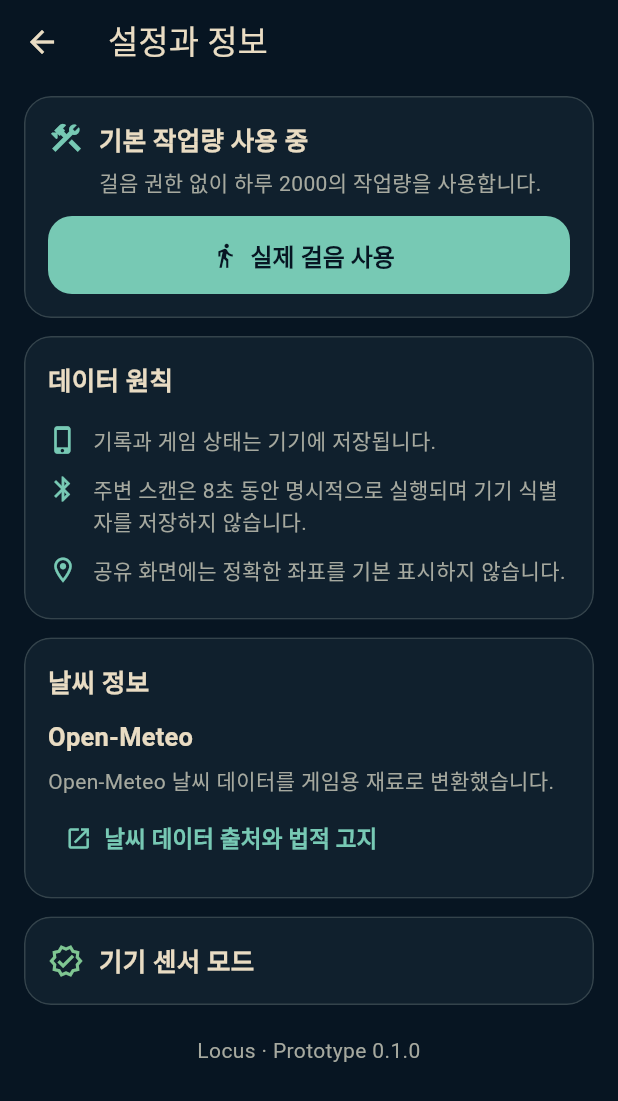
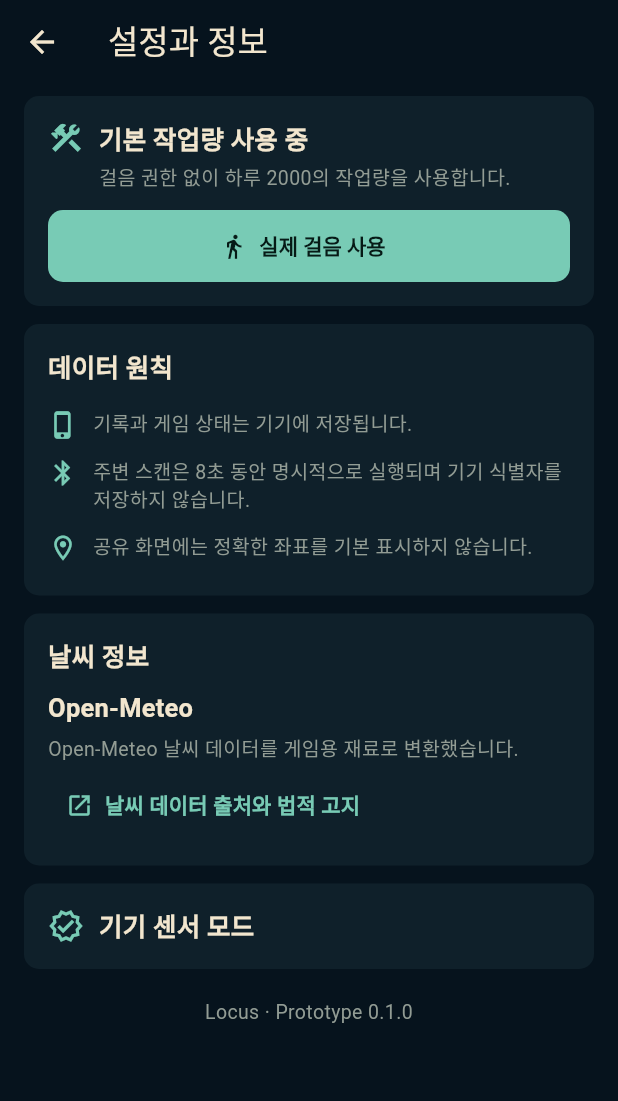
Before and after one commit to eiranotes/Locus, a Flutter app: the SettingsScreen screen opened directly with empty values, after a tap on "실제 걸음 사용", on a phone screen of 412 x 824 dp. Shown: the top 1101 px of the screen. Run offline on Flutter 3.47's test engine with Material 3 defaults, Android fonts, the phone set to English and light mode, and no system bars; our stand-ins replace geolocator, permission_handler, sqflite; missing offline and left inert: flame; accounts and stored records are empty.

Commit message:
feat(ui): establish night cabinet design system
What changed: introduced semantic Night Cabinet color, spacing, and radius tokens; removed the default outlined-card treatment; aligned native launch chrome; and moved collection from the oversized center navigation control into the home scene.\n\nWhy: the previous universal 18px outlined-card grammar and overloaded mint accent made the game read like a dark dashboard instead of a quiet playable shelf.\n\nVerification: ./tool/validate.sh (analyze clean, 61 tests passed).\n\nDocumentation: updated decisions, project status, tasks, changelog, and platform setup.\n\nKnown limitations: capture, crafting, placement, inventory, codex, and settings still need screen-specific container composition in the next commits.

```diff
--- a/lib/src/app/theme.dart
+++ b/lib/src/app/theme.dart
@@ -1,31 +1,71 @@
 import 'package:flutter/material.dart';
 
 abstract final class PixelPalette {
-  static const Color background = Color(0xFF071522);
-  static const Color surface = Color(0xFF10202D);
-  static const Color surfaceRaised = Color(0xFF172A36);
-  static const Color line = Color(0xFF34434B);
-  static const Color cream = Color(0xFFE9DCC3);
-  static const Color muted = Color(0xFFA6A99F);
-  static const Color mint = Color(0xFF77C9B4);
-  static const Color amber = Color(0xFFD6A657);
-  static const Color blue = Color(0xFF72AEDD);
-  static const Color violet = Color(0xFF9B7AD1);
-  static const Color danger = Color(0xFFE57C5C);
-  static const Color success = Color(0xFF7FC692);
+  // Night Cabinet: the shell stays quiet so the authored diorama art carries
+  // the product identity. Legacy names remain as semantic aliases while the
+  // UI migrates screen by screen.
+  static const Color canvas = Color(0xFF06131D);
+  static const Color scene = Color(0xFF081822);
+  static const Color panel = Color(0xFF0F202A);
+  static const Color raised = Color(0xFF152A34);
+  static const Color divider = Color(0xFF2A3B42);
+  static const Color textStrong = Color(0xFFF2E6CE);
+  static const Color textBody = Color(0xFFCAD0C5);
+  static const Color textMuted = Color(0xFF929C94);
+  static const Color action = Color(0xFF78CBB5);
+  static const Color actionInk = Color(0xFF061A16);
+  static const Color reward = Color(0xFFD9AA55);
+  static const Color weather = Color(0xFF77AED5);
+  static const Color visitor = Color(0xFF9A83CB);
+  static const Color danger = Color(0xFFDF7A61);
+  static const Color focus = Color(0xFF98D8C8);
+
+  static const Color background = canvas;
+  static const Color surface = panel;
+  static const Color surfaceRaised = raised;
+  static const Color line = divider;
+  static const Color cream = textStrong;
+  static const Color muted = textMuted;
+  static const Color mint = action;
+  static const Color amber = reward;
+  static const Color blue = weather;
+  static const Color violet = visitor;
+  static const Color success = action;
+}
+
+abstract final class PixelRadii {
+  static const double scene = 18;
+  static const double tray = 14;
+  static const double card = 10;
+  static const double tile = 8;
+  static const double chip = 6;
+  static const double control = 10;
+}
+
+abstract final class PixelSpacing {
+  static const double x1 = 4;
+  static const double x2 = 8;
+  static const double x3 = 12;
+  static const double x4 = 16;
+  static const double x5 = 20;
+  static const double x6 = 24;
+  static const double x8 = 32;
 }
 
 ThemeData buildAppTheme() {
   final scheme =
       ColorScheme.fromSeed(
-        seedColor: PixelPalette.mint,
+        seedColor: PixelPalette.action,
         brightness: Brightness.dark,
-        surface: PixelPalette.surface,
+        surface: PixelPalette.panel,
       ).copyWith(
-        primary: PixelPalette.mint,
-        secondary: PixelPalette.amber,
+        primary: PixelPalette.action,
+        onPrimary: PixelPalette.actionInk,
+        secondary: PixelPalette.reward,
         error: PixelPalette.danger,
-        onSurface: PixelPalette.cream,
+        surface: PixelPalette.panel,
+        onSurface: PixelPalette.textStrong,
+        outline: PixelPalette.divider,
       );
 
   return ThemeData(
@@ -35,62 +75,65 @@ ThemeData buildAppTheme() {
     scaffoldBackgroundColor: PixelPalette.background,
     textTheme: const TextTheme(
       headlineLarge: TextStyle(
-        color: PixelPalette.cream,
-        fontSize: 30,
+        color: PixelPalette.textStrong,
+        fontSize: 24,
+        height: 1.25,
         fontWeight: FontWeight.w700,
-        letterSpacing: -0.8,
+        letterSpacing: -0.4,
       ),
       headlineSmall: TextStyle(
-        color: PixelPalette.cream,
-        fontSize: 22,
+        color: PixelPalette.textStrong,
+        fontSize: 20,
+        height: 1.3,
         fontWeight: FontWeight.w700,
       ),
       titleMedium: TextStyle(
-        color: PixelPalette.cream,
+        color: PixelPalette.textStrong,
         fontSize: 17,
-        fontWeight: FontWeight.w700,
+        height: 1.4,
+        fontWeight: FontWeight.w600,
       ),
       bodyLarge: TextStyle(
-        color: PixelPalette.cream,
-        fontSize: 16,
-        height: 1.45,
+        color: PixelPalette.textBody,
+        fontSize: 15,
+        height: 1.47,
       ),
       bodyMedium: TextStyle(
-        color: PixelPalette.muted,
-        fontSize: 14,
-        height: 1.45,
+        color: PixelPalette.textMuted,
+        fontSize: 13,
+        height: 1.38,
       ),
       labelLarge: TextStyle(
-        color: PixelPalette.cream,
-        fontSize: 15,
-        fontWeight: FontWeight.w700,
+        color: PixelPalette.textStrong,
+        fontSize: 14,
+        height: 1.2,
+        fontWeight: FontWeight.w600,
       ),
     ),
     cardTheme: CardThemeData(
-      color: PixelPalette.surface,
+      color: PixelPalette.panel,
       elevation: 0,
       shape: RoundedRectangleBorder(
-        side: const BorderSide(color: PixelPalette.line),
-        borderRadius: BorderRadius.circular(18),
+        borderRadius: BorderRadius.circular(PixelRadii.card),
       ),
     ),
     appBarTheme: const AppBarTheme(
-      backgroundColor: PixelPalette.background,
-      foregroundColor: PixelPalette.cream,
+      backgroundColor: PixelPalette.canvas,
+      foregroundColor: PixelPalette.textStrong,
       elevation: 0,
       centerTitle: false,
     ),
     navigationBarTheme: NavigationBarThemeData(
       height: 74,
-      backgroundColor: PixelPalette.surface,
-      indicatorColor: PixelPalette.mint.withValues(alpha: 0.16),
+      backgroundColor: PixelPalette.panel,
+      indicatorColor: Colors.transparent,
       labelTextStyle: WidgetStateProperty.resolveWith((
         Set<WidgetState> states,
       ) {
         return TextStyle(
           color: states.contains(WidgetState.selected)
-              ? PixelPalette.mint
-              : PixelPalette.muted,
+              ? PixelPalette.action
+              : PixelPalette.textMuted,
           fontSize: 12,
           fontWeight: FontWeight.w700,
         );
@@ -98,24 +141,34 @@ ThemeData buildAppTheme() {
     ),
     filledButtonTheme: FilledButtonThemeData(
       style: FilledButton.styleFrom(
-        backgroundColor: PixelPalette.mint,
-        foregroundColor: PixelPalette.background,
-        minimumSize: const Size(44, 52),
-        shape: RoundedRectangleBorder(borderRadius: BorderRadius.circular(16)),
-        textStyle: const TextStyle(fontSize: 16, fontWeight: FontWeight.w800),
+        backgroundColor: PixelPalette.action,
+        foregroundColor: PixelPalette.actionInk,
+        minimumSize: const Size(44, 48),
+        shape: RoundedRectangleBorder(
+          borderRadius: BorderRadius.circular(PixelRadii.control),
+        ),
+        textStyle: const TextStyle(fontSize: 14, fontWeight: FontWeight.w700),
       ),
     ),
     outlinedButtonTheme: OutlinedButtonThemeData(
       style: OutlinedButton.styleFrom(
-        foregroundColor: PixelPalette.cream,
-        minimumSize: const Size(44, 52),
-        side: const BorderSide(color: PixelPalette.line),
-        shape: RoundedRectangleBorder(borderRadius: BorderRadius.circular(16)),
+        foregroundColor: PixelPalette.textStrong,
+        minimumSize: const Size(44, 48),
+        side: const BorderSide(color: PixelPalette.divider),
+        shape: RoundedRectangleBorder(
+          borderRadius: BorderRadius.circular(PixelRadii.control),
+        ),
       ),
     ),
     snackBarTheme: const SnackBarThemeData(
-      backgroundColor: PixelPalette.surfaceRaised,
-      contentTextStyle: TextStyle(color: PixelPalette.cream),
+      backgroundColor: PixelPalette.raised,
+      contentTextStyle: TextStyle(color: PixelPalette.textStrong),
     ),
+    dividerTheme: const DividerThemeData(
+      color: PixelPalette.divider,
+      thickness: 1,
+      space: 1,
+    ),
+    focusColor: PixelPalette.focus,
   );
 }
--- a/lib/src/ui/app_shell.dart
+++ b/lib/src/ui/app_shell.dart
@@ -67,7 +67,10 @@ class _AppShellState extends State<AppShell> with WidgetsBindingObserver {
     }
 
     final screens = <Widget>[
-      HomeScreen(demoMode: widget.demoMode),
+      HomeScreen(
+        demoMode: widget.demoMode,
+        onCapture: () => _showCapture(context),
+      ),
       const InventoryScreen(),
       const CodexScreen(),
     ];
@@ -82,9 +85,7 @@ class _AppShellState extends State<AppShell> with WidgetsBindingObserver {
       ),
       bottomNavigationBar: _BottomBar(
         currentIndex: controller.navigationIndex,
-        readyCount: controller.captureReadyCount,
         onDestination: controller.setNavigationIndex,
-        onCapture: () => _showCapture(context),
       ),
     );
   }
@@ -94,35 +95,29 @@ class _AppShellState extends State<AppShell> with WidgetsBindingObserver {
       context: context,
       useSafeArea: true,
       isScrollControlled: true,
-      backgroundColor: PixelPalette.background,
+      backgroundColor: Colors.transparent,
+      barrierColor: PixelPalette.canvas.withValues(alpha: 0.72),
       builder: (BuildContext context) => const CaptureSheet(),
     );
   }
 }
 
 class _BottomBar extends StatelessWidget {
-  const _BottomBar({
-    required this.currentIndex,
-    required this.readyCount,
-    required this.onDestination,
-    required this.onCapture,
-  });
+  const _BottomBar({required this.currentIndex, required this.onDestination});
 
   final int currentIndex;
-  final int readyCount;
   final ValueChanged<int> onDestination;
-  final VoidCallback onCapture;
 
   @override
   Widget build(BuildContext context) {
     return SafeArea(
       top: false,
       child: Container(
-        height: 82,
-        padding: const EdgeInsets.symmetric(horizontal: 12),
+        height: 68,
+        padding: const EdgeInsets.symmetric(horizontal: 20),
         decoration: const BoxDecoration(
-          color: PixelPalette.surface,
-          border: Border(top: BorderSide(color: PixelPalette.line)),
+          color: PixelPalette.panel,
+          border: Border(top: BorderSide(color: PixelPalette.divider)),
         ),
         child: Row(
           children: <Widget>[
@@ -133,40 +128,6 @@ class _BottomBar extends StatelessWidget {
                 selectedIcon: Icons.home,
                 label: '내 공간',
                 onTap: () => onDestination(0),
-              ),
-            ),
-            Expanded(
-              child: Center(
-                child: Badge(
-                  isLabelVisible: readyCount > 0,
-                  label: Text('$readyCount'),
-                  backgroundColor: PixelPalette.danger,
-                  child: Semantics(
-                    button: true,
-                    label: '수집',
-                    child: InkResponse(
-                      onTap: onCapture,
-                      radius: 34,
-                      child: Container(
-                        width: 62,
-                        height: 62,
-                        decoration: BoxDecoration(
-                          shape: BoxShape.circle,
-                          color: PixelPalette.mint,
-                          border: Border.all(
-                            color: PixelPalette.cream.withValues(alpha: 0.55),
-                            width: 2,
-                          ),
-                        ),
-                        child: const Icon(
-                          Icons.sensors_outlined,
-                          color: PixelPalette.background,
-                          size: 28,
-                        ),
-                      ),
-                    ),
-                  ),
-                ),
               ),
             ),
             Expanded(
@@ -211,10 +172,10 @@ class _Destination extends StatelessWidget {
 
   @override
   Widget build(BuildContext context) {
-    final color = selected ? PixelPalette.mint : PixelPalette.muted;
+    final color = selected ? PixelPalette.action : PixelPalette.textMuted;
     return InkWell(
       onTap: onTap,
-      borderRadius: BorderRadius.circular(16),
+      borderRadius: BorderRadius.circular(PixelRadii.control),
       child: SizedBox.expand(
         child: Column(
           mainAxisAlignment: MainAxisAlignment.center,
--- a/lib/src/ui/screens/home_screen.dart
+++ b/lib/src/ui/screens/home_screen.dart
@@ -13,8 +13,13 @@ import 'package:reality_diorama/src/ui/screens/settings_screen.dart';
 import 'package:reality_diorama/src/ui/widgets/pixel_card.dart';
 
 class HomeScreen extends StatefulWidget {
-  const HomeScreen({required this.demoMode, super.key});
+  const HomeScreen({
+    required this.demoMode,
+    required this.onCapture,
+    super.key,
+  });
   final bool demoMode;
+  final VoidCallback onCapture;
 
   @override
   State<HomeScreen> createState() => _HomeScreenState();
@@ -79,6 +84,24 @@ class _HomeScreenState extends State<HomeScreen> {
                             child: _VisitorGoal(evaluation: target),
                           ),
                         Positioned(
+                          left: 10,
+                          bottom: 10,
+                          child: Badge(
+                            isLabelVisible: controller.captureReadyCount > 0,
+                            label: Text('${controller.captureReadyCount}'),
+                            backgroundColor: PixelPalette.reward,
+                            textColor: PixelPalette.actionInk,
+                            child: FilledButton.icon(
+                              onPressed: widget.onCapture,
+                              icon: const Icon(
+                                Icons.sensors_outlined,
+                                size: 18,
+                              ),
+                              label: const Text('수집'),
+                            ),
+                          ),
+                        ),
+                        Positioned(
                           right: 10,
                           bottom: 10,
                           child: FilledButton.tonalIcon(
@@ -92,7 +115,7 @@ class _HomeScreenState extends State<HomeScreen> {
                               Icons.grid_view_outlined,
                               size: 18,
                             ),
-                            label: const Text('배치 편집'),
+                            label: const Text('배치'),
                           ),
                         ),
                       ],
--- a/lib/src/ui/widgets/pixel_card.dart
+++ b/lib/src/ui/widgets/pixel_card.dart
@@ -9,6 +9,8 @@ class PixelCard extends StatelessWidget {
     this.highlighted = false,
     this.selected,
     this.semanticLabel,
+    this.radius = PixelRadii.card,
+    this.color,
     super.key,
   });
 
@@ -18,20 +20,22 @@ class PixelCard extends StatelessWidget {
   final bool highlighted;
   final bool? selected;
   final String? semanticLabel;
+  final double radius;
+  final Color? color;
 
   @override
   Widget build(BuildContext context) {
-    final borderRadius = BorderRadius.circular(18);
+    final borderRadius = BorderRadius.circular(radius);
     final shape = RoundedRectangleBorder(
       borderRadius: borderRadius,
-      side: BorderSide(
-        color: highlighted ? PixelPalette.mint : PixelPalette.line,
-        width: highlighted ? 1.4 : 1,
-      ),
+      side: highlighted
+          ? const BorderSide(color: PixelPalette.action, width: 1.5)
+          : BorderSide.none,
     );
     if (onTap == null) {
       return Material(
-        color: highlighted ? PixelPalette.surfaceRaised : PixelPalette.surface,
+        color:
+            color ?? (highlighted ? PixelPalette.raised : PixelPalette.panel),
         shape: shape,
         clipBehavior: Clip.antiAlias,
         child: Padding(padding: padding, child: child),
@@ -42,14 +46,15 @@ class PixelCard extends StatelessWidget {
       selected: selected,
       label: semanticLabel,
       child: Material(
-        color: highlighted ? PixelPalette.surfaceRaised : PixelPalette.surface,
+        color:
+            color ?? (highlighted ? PixelPalette.raised : PixelPalette.panel),
         shape: shape,
         clipBehavior: Clip.antiAlias,
         child: InkWell(
           onTap: onTap,
           borderRadius: borderRadius,
-          splashColor: PixelPalette.mint.withValues(alpha: 0.14),
-          highlightColor: PixelPalette.mint.withValues(alpha: 0.08),
+          splashColor: PixelPalette.action.withValues(alpha: 0.12),
+          highlightColor: PixelPalette.action.withValues(alpha: 0.07),
           child: Padding(padding: padding, child: child),
         ),
       ),
```
Also changed, not shown: 8 other files.
